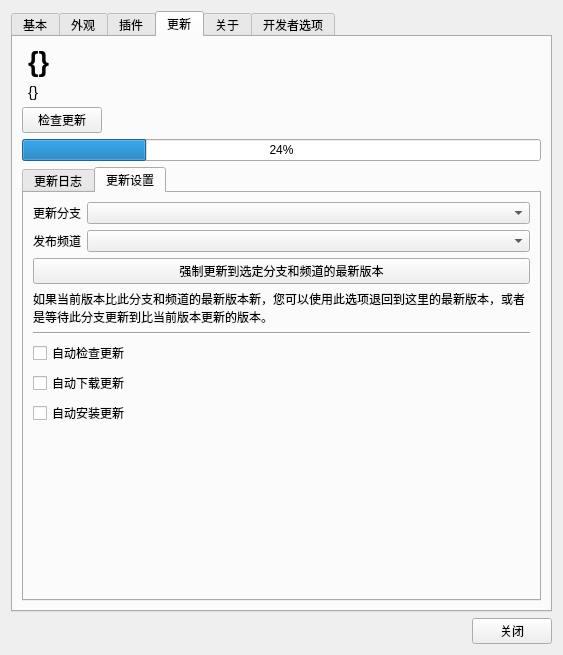
This is UISource/settings.ui in HelloWRC/W-DesktopCountdown as Qt 5 draws it before an edit. The edited form follows.
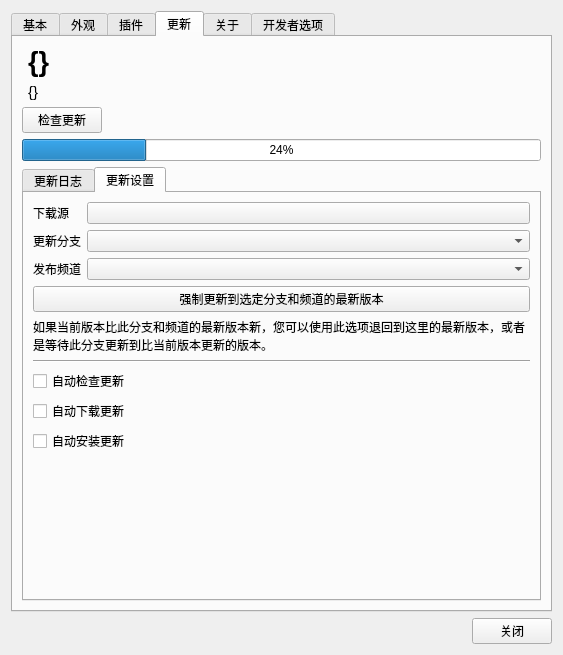
This is the edited form. The open tabs and pages were chosen to show the change. Icons and pictures are not drawn.

Patch:
```diff
--- a/UISource/settings.ui
+++ b/UISource/settings.ui
@@ -448,34 +448,34 @@
            <string>更新设置</string>
           </attribute>
           <layout class="QFormLayout" name="formLayout_3">
-           <item row="0" column="0">
+           <item row="1" column="0">
             <widget class="QLabel" name="label_4">
              <property name="text">
               <string>更新分支</string>
              </property>
             </widget>
            </item>
-           <item row="0" column="1">
+           <item row="1" column="1">
             <widget class="QComboBox" name="comboBox"/>
            </item>
-           <item row="1" column="0">
+           <item row="2" column="0">
             <widget class="QLabel" name="label_6">
              <property name="text">
               <string>发布频道</string>
              </property>
             </widget>
            </item>
-           <item row="1" column="1">
+           <item row="2" column="1">
             <widget class="QComboBox" name="comboBox_2"/>
            </item>
-           <item row="2" column="0" colspan="2">
+           <item row="3" column="0" colspan="2">
             <widget class="QPushButton" name="pushButton_4">
              <property name="text">
               <string>强制更新到选定分支和频道的最新版本</string>
              </property>
             </widget>
            </item>
-           <item row="3" column="0" colspan="2">
+           <item row="4" column="0" colspan="2">
             <widget class="QLabel" name="label_7">
              <property name="text">
               <string>如果当前版本比此分支和频道的最新版本新，您可以使用此选项退回到这里的最新版本，或者是等待此分支更新到比当前版本更新的版本。</string>
@@ -485,7 +485,7 @@
              </property>
             </widget>
            </item>
-           <item row="4" column="0" colspan="2">
+           <item row="5" column="0" colspan="2">
             <widget class="Line" name="line">
              <property name="minimumSize">
               <size>
@@ -498,27 +498,41 @@
              </property>
             </widget>
            </item>
-           <item row="5" column="0" colspan="2">
+           <item row="6" column="0" colspan="2">
             <widget class="QCheckBox" name="checkBox">
              <property name="text">
               <string>自动检查更新</string>
              </property>
             </widget>
            </item>
-           <item row="6" column="0" colspan="2">
+           <item row="7" column="0" colspan="2">
             <widget class="QCheckBox" name="checkBox_2">
              <property name="text">
               <string>自动下载更新</string>
              </property>
             </widget>
            </item>
-           <item row="7" column="0" colspan="2">
+           <item row="8" column="0" colspan="2">
             <widget class="QCheckBox" name="checkBox_3">
              <property name="text">
               <string>自动安装更新</string>
              </property>
             </widget>
            </item>
+           <item row="0" column="0">
+            <widget class="QLabel" name="label_10">
+             <property name="text">
+              <string>下载源</string>
+             </property>
+            </widget>
+           </item>
+           <item row="0" column="1">
+            <widget class="QPushButton" name="pushButton_8">
+             <property name="text">
+              <string/>
+             </property>
+            </widget>
+           </item>
           </layout>
          </widget>
         </widget>
```
Left out of the diff: 38 changed lines with no effect on the pictures.
